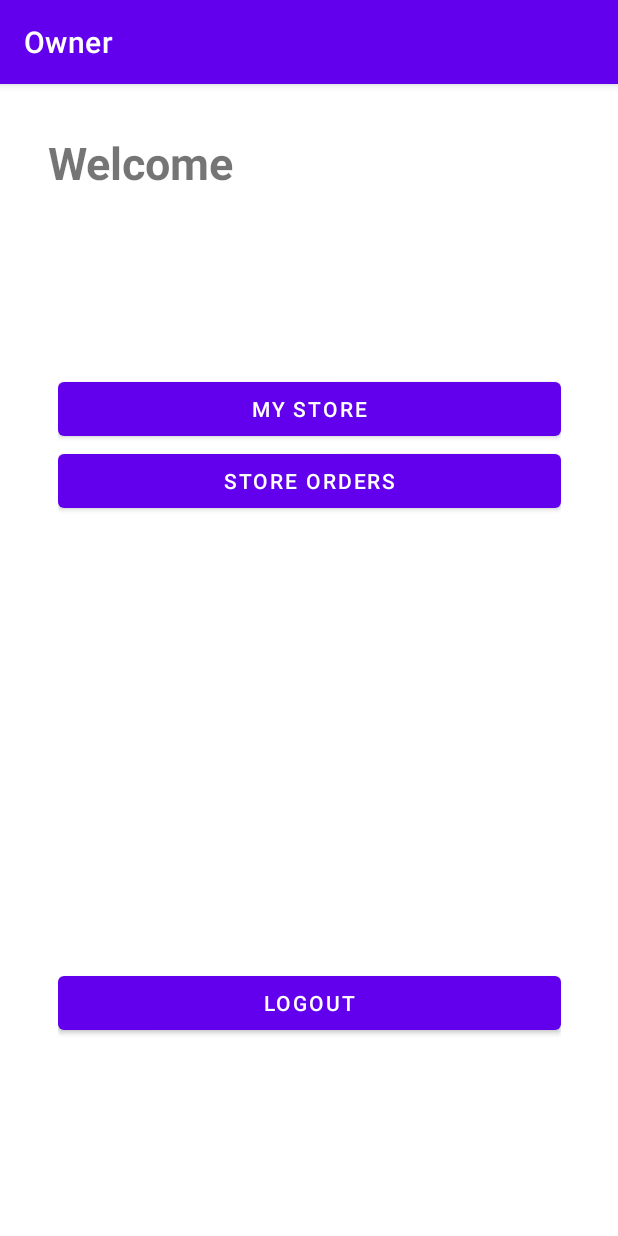
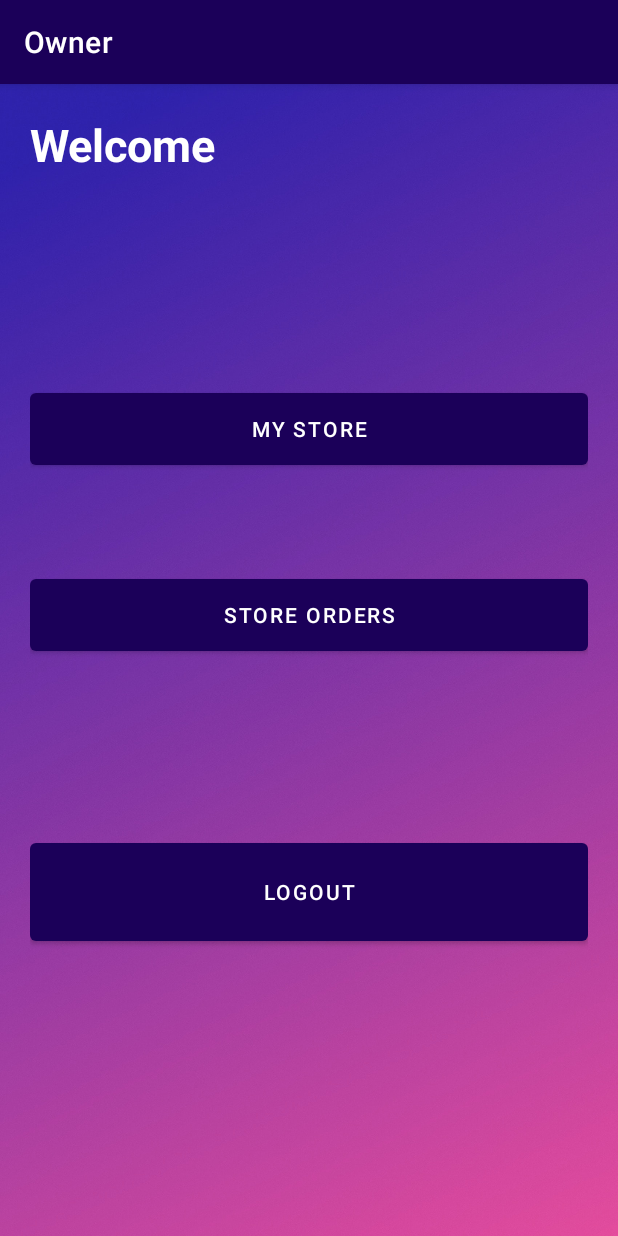
Before and after one commit to HamoonZamiri/Cartmax, an Android app: the OwnerMainActivity screen opened directly, with no data from a screen before it, on a phone screen of 412 x 824 dp. Run offline under Robolectric (Android 15) with nearby library versions, the phone set to English and light mode, and no system bars.

Commit message:
Major UI/Design overhaul, minor bug fixes

```diff
--- a/app/src/main/java/com/example/b07_final_project/CustomerMainActivity.java
+++ b/app/src/main/java/com/example/b07_final_project/CustomerMainActivity.java
@@ -17,6 +17,7 @@ public class CustomerMainActivity extends AppCompatActivity implements View.OnCl
     protected void onCreate(Bundle savedInstanceState) {
         super.onCreate(savedInstanceState);
         setContentView(R.layout.activity_customer_main);
+        getSupportActionBar().setTitle("Orders");
 
         email = "";
         String name = "";
--- a/app/src/main/java/com/example/b07_final_project/LoginActivity.java
+++ b/app/src/main/java/com/example/b07_final_project/LoginActivity.java
@@ -30,7 +30,7 @@ import com.google.firebase.database.ValueEventListener;
 
 public class LoginActivity extends AppCompatActivity implements View.OnClickListener, Contract.View {
 
-    private TextView register;
+    private Button register;
     private EditText editTextEmail, editTextPassword;
     private Button login;
 
@@ -40,8 +40,9 @@ public class LoginActivity extends AppCompatActivity implements View.OnClickList
     protected void onCreate(Bundle savedInstanceState) {
         super.onCreate(savedInstanceState);
         setContentView(R.layout.activity_login);
+        getSupportActionBar().setTitle("B07 Final Project");
 
-        register = (TextView) findViewById(R.id.register);
+        register = (Button) findViewById(R.id.register);
         register.setOnClickListener(this);
 
         login = (Button) findViewById(R.id.login);
--- a/app/src/main/java/com/example/b07_final_project/MyOrdersActivity.java
+++ b/app/src/main/java/com/example/b07_final_project/MyOrdersActivity.java
@@ -26,6 +26,7 @@ public class MyOrdersActivity extends AppCompatActivity {
     protected void onCreate(Bundle savedInstanceState) {
         super.onCreate(savedInstanceState);
         setContentView(R.layout.activity_my_orders);
+        getSupportActionBar().setTitle("Orders");
 
         TextView text = (TextView) findViewById(R.id.yourOrders);
         String email = "";
--- a/app/src/main/java/com/example/b07_final_project/OwnerMainActivity.java
+++ b/app/src/main/java/com/example/b07_final_project/OwnerMainActivity.java
@@ -26,7 +26,7 @@ public class OwnerMainActivity extends AppCompatActivity implements View.OnClick
             name = extras.getString("name");
         }
 
-        TextView nameText = (TextView) findViewById(R.id.customerName);
+        TextView nameText = (TextView) findViewById(R.id.ownerName);
         nameText.setText(name);
 
         Button logout = (Button) findViewById(R.id.logout);
--- a/app/src/main/java/com/example/b07_final_project/RegisterUser.java
+++ b/app/src/main/java/com/example/b07_final_project/RegisterUser.java
@@ -29,6 +29,7 @@ public class RegisterUser extends AppCompatActivity implements View.OnClickListe
     protected void onCreate(Bundle savedInstanceState) {
         super.onCreate(savedInstanceState);
         setContentView(R.layout.activity_register_user);
+        getSupportActionBar().setTitle("Register");
         mAuth = FirebaseAuth.getInstance();
 
         TextView registerUser = (Button) findViewById(R.id.registerUser);
--- a/app/src/main/res/layout/activity_customer_main.xml
+++ b/app/src/main/res/layout/activity_customer_main.xml
@@ -52,6 +52,7 @@
             android:layout_height="wrap_content"
             android:layout_marginTop="12dp"
             android:text="TextView"
+            android:textColor="@color/white"
             android:textSize="20sp"
             app:layout_constraintTop_toBottomOf="@+id/welcomeText"
             tools:layout_editor_absoluteX="31dp" />
@@ -61,6 +62,7 @@
             android:layout_width="wrap_content"
             android:layout_height="wrap_content"
             android:text="Welcome"
+            android:textColor="@color/white"
             android:textSize="30sp"
             android:textStyle="bold"
             app:layout_constraintStart_toStartOf="@+id/customerName"
--- a/app/src/main/res/layout/activity_my_orders.xml
+++ b/app/src/main/res/layout/activity_my_orders.xml
@@ -16,6 +16,7 @@
         android:textAlignment="center"
         android:textSize="30sp"
         android:textStyle="bold"
+        android:textColor="@color/white"
         app:layout_constraintBottom_toBottomOf="parent"
         app:layout_constraintEnd_toEndOf="parent"
         app:layout_constraintHorizontal_bias="0.497"
--- a/app/src/main/res/layout/activity_owner_list_items.xml
+++ b/app/src/main/res/layout/activity_owner_list_items.xml
@@ -14,6 +14,7 @@
         android:text="Welcome,"
         android:textSize="30sp"
         android:textStyle="bold"
+        android:textColor="@color/white"
         app:layout_constraintEnd_toStartOf="@+id/add_item"
         app:layout_constraintHorizontal_bias="0.096"
         app:layout_constraintStart_toStartOf="parent"
@@ -25,6 +26,7 @@
         android:layout_height="wrap_content"
         android:layout_marginTop="8dp"
         android:text="TextView"
+        android:textColor="@color/white"
         android:textSize="20sp"
         app:layout_constraintEnd_toEndOf="parent"
         app:layout_constraintHorizontal_bias="0.048"
--- a/app/src/main/res/layout/activity_owner_main.xml
+++ b/app/src/main/res/layout/activity_owner_main.xml
@@ -4,62 +4,70 @@
     xmlns:tools="http://schemas.android.com/tools"
     android:layout_width="match_parent"
     android:layout_height="match_parent"
-    tools:context=".OwnerMainActivity">
+    android:layout_margin="20dp"
+    tools:context=".CustomerMainActivity">
 
-    <LinearLayout
-        android:layout_width="335dp"
-        android:layout_height="536dp"
-        android:orientation="vertical"
-        android:layout_marginTop="45dp"
-        app:layout_constraintBottom_toBottomOf="parent"
+    <androidx.constraintlayout.widget.ConstraintLayout
+        android:id="@+id/constraintLayout"
+        android:layout_width="match_parent"
+        android:layout_height="match_parent">
+
+        <Button
+            android:id="@+id/logout"
+            android:layout_width="match_parent"
+            android:layout_height="77dp"
+            android:layout_marginTop="116dp"
+            android:text="Logout"
             app:layout_constraintEnd_toEndOf="parent"
+            app:layout_constraintHorizontal_bias="0.0"
             app:layout_constraintStart_toStartOf="parent"
-        app:layout_constraintTop_toBottomOf="@+id/customerName">
+            app:layout_constraintTop_toBottomOf="@+id/button_store_orders" />
 
         <Button
             android:id="@+id/myStore"
             android:layout_width="match_parent"
-            android:layout_height="wrap_content"
-            android:text="@string/myStore" />
+            android:layout_height="60dp"
+            android:layout_marginTop="180dp"
+            android:text="@string/myStore"
+            app:layout_constraintEnd_toEndOf="parent"
+            app:layout_constraintHorizontal_bias="0.0"
+            app:layout_constraintStart_toStartOf="parent"
+            app:layout_constraintTop_toTopOf="parent" />
 
         <Button
             android:id="@+id/button_store_orders"
             android:layout_width="match_parent"
+            android:layout_height="60dp"
+            android:text="Store Orders"
+            app:layout_constraintBottom_toBottomOf="parent"
+            app:layout_constraintEnd_toEndOf="parent"
+            app:layout_constraintHorizontal_bias="0.0"
+            app:layout_constraintStart_toStartOf="parent"
+            app:layout_constraintTop_toBottomOf="@+id/myStore"
+            app:layout_constraintVertical_bias="0.15" />
+
+        <TextView
+            android:id="@+id/ownerName"
+            android:layout_width="wrap_content"
             android:layout_height="wrap_content"
-            android:text="Store Orders" />
-
-
-        <Button
-            android:id="@+id/logout"
-            android:layout_width="match_parent"
-            android:layout_height="wrap_content"
-            android:layout_marginTop="300dp"
-            android:text="Logout" />
-
-    </LinearLayout>
+            android:layout_marginTop="12dp"
+            android:text="TextView"
+            android:textColor="@color/white"
+            android:textSize="20sp"
+            app:layout_constraintTop_toBottomOf="@+id/welcomeText"
+            tools:layout_editor_absoluteX="31dp" />
 
         <TextView
             android:id="@+id/welcomeText"
             android:layout_width="wrap_content"
             android:layout_height="wrap_content"
-        android:layout_marginStart="32dp"
-        android:layout_marginTop="32dp"
             android:text="Welcome"
+            android:textColor="@color/white"
             android:textSize="30sp"
             android:textStyle="bold"
-        app:layout_constraintStart_toStartOf="parent"
-        app:layout_constraintTop_toTopOf="parent" />
-
-    <TextView
-        android:id="@+id/customerName"
-        android:layout_width="wrap_content"
-        android:layout_height="wrap_content"
-        android:layout_marginTop="8dp"
-        android:text="TextView"
-        android:textSize="20sp"
-        app:layout_constraintEnd_toEndOf="parent"
-        app:layout_constraintHorizontal_bias="0.097"
-        app:layout_constraintStart_toStartOf="parent"
-        app:layout_constraintTop_toBottomOf="@+id/welcomeText" />
+            app:layout_constraintStart_toStartOf="@+id/ownerName"
+            tools:layout_editor_absoluteY="32dp" />
 
     </androidx.constraintlayout.widget.ConstraintLayout>
+
+</androidx.constraintlayout.widget.ConstraintLayout>
--- a/app/src/main/res/layout/activity_store_list.xml
+++ b/app/src/main/res/layout/activity_store_list.xml
@@ -14,6 +14,7 @@
         android:text="Select Store"
         android:textSize="30sp"
         android:textStyle="bold"
+        android:textColor="@color/white"
         app:layout_constraintBottom_toBottomOf="parent"
         app:layout_constraintEnd_toEndOf="parent"
         app:layout_constraintHorizontal_bias="0.497"
--- a/app/src/main/res/values-night/themes.xml
+++ b/app/src/main/res/values-night/themes.xml
@@ -2,9 +2,9 @@
     <!-- Base application theme. -->
     <style name="Theme.B07_final_project" parent="Theme.MaterialComponents.DayNight.DarkActionBar">
         <!-- Primary brand color. -->
-        <item name="colorPrimary">@color/purple_200</item>
+        <item name="colorPrimary">@color/purple_700</item>
         <item name="colorPrimaryVariant">@color/purple_700</item>
-        <item name="colorOnPrimary">@color/black</item>
+        <item name="colorOnPrimary">@color/white</item>
         <!-- Secondary brand color. -->
         <item name="colorSecondary">@color/teal_200</item>
         <item name="colorSecondaryVariant">@color/teal_200</item>
@@ -12,5 +12,7 @@
         <!-- Status bar color. -->
         <item name="android:statusBarColor" tools:targetApi="l">?attr/colorPrimaryVariant</item>
         <!-- Customize your theme here. -->
+        <item name="android:windowBackground">@drawable/bg</item>
     </style>
+
 </resources>
--- a/app/src/main/res/values/colors.xml
+++ b/app/src/main/res/values/colors.xml
@@ -1,8 +1,8 @@
 <?xml version="1.0" encoding="utf-8"?>
 <resources>
-    <color name="purple_200">#FFBB86FC</color>
-    <color name="purple_500">#FF6200EE</color>
-    <color name="purple_700">#FF3700B3</color>
+    <color name="purple_200">#FF6200EE</color>
+    <color name="purple_500">#FF3700B3</color>
+    <color name="purple_700">#1B0059</color>
     <color name="teal_200">#FF03DAC5</color>
     <color name="teal_700">#FF018786</color>
     <color name="black">#FF000000</color>
--- a/app/src/main/res/values/themes.xml
+++ b/app/src/main/res/values/themes.xml
@@ -2,7 +2,7 @@
     <!-- Base application theme. -->
     <style name="Theme.B07_final_project" parent="Theme.MaterialComponents.DayNight.DarkActionBar">
         <!-- Primary brand color. -->
-        <item name="colorPrimary">@color/purple_500</item>
+        <item name="colorPrimary">@color/purple_700</item>
         <item name="colorPrimaryVariant">@color/purple_700</item>
         <item name="colorOnPrimary">@color/white</item>
         <!-- Secondary brand color. -->
@@ -12,11 +12,9 @@
         <!-- Status bar color. -->
         <item name="android:statusBarColor" tools:targetApi="l">?attr/colorPrimaryVariant</item>
         <!-- Customize your theme here. -->
+        <item name="android:windowBackground">@drawable/bg</item>
     </style>
-    <style name="Theme.B07_final_project.NoActionBar">
-        <item name="windowActionBar">false</item>
-        <item name="windowNoTitle">true</item>
-    </style>
+
     <style name="Theme.B07_final_project.AppBarOverlay"
         parent="ThemeOverlay.AppCompat.Dark.ActionBar" />
     <style name="Theme.B07_final_project.PopupOverlay" parent="ThemeOverlay.AppCompat.Light" />
```
Also changed, not shown: app/src/main/java/com/example/b07_final_project/LoginModel.java (+6 -8 lines), app/src/main/java/com/example/b07_final_project/StoreListActivity.java (+8 -10 lines), app/src/main/res/layout/activity_login.xml (+50 -28 lines), app/src/main/res/layout/activity_owner_add_item.xml (+31 -8 lines), app/src/main/res/layout/activity_register_user.xml (+7 -0 lines), app/src/main/res/layout/activity_store_orders.xml (+5 -5 lines), app/src/main/res/drawable/bg.jpg (added). Lines whose indentation alone changed are shown as unchanged.
